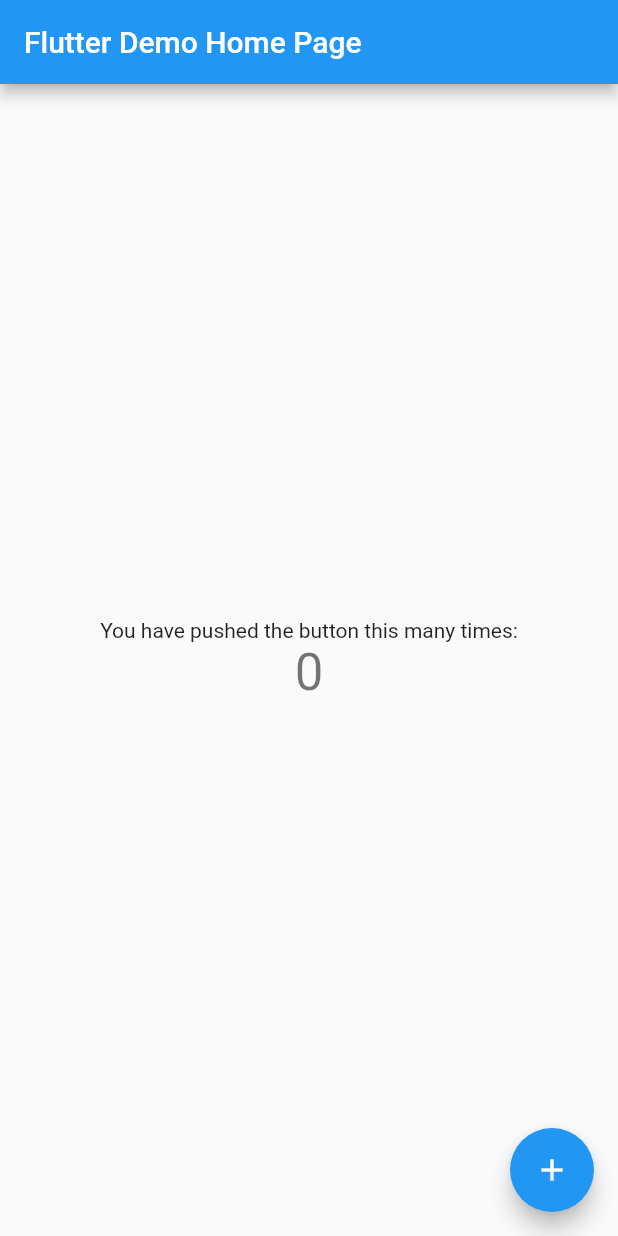
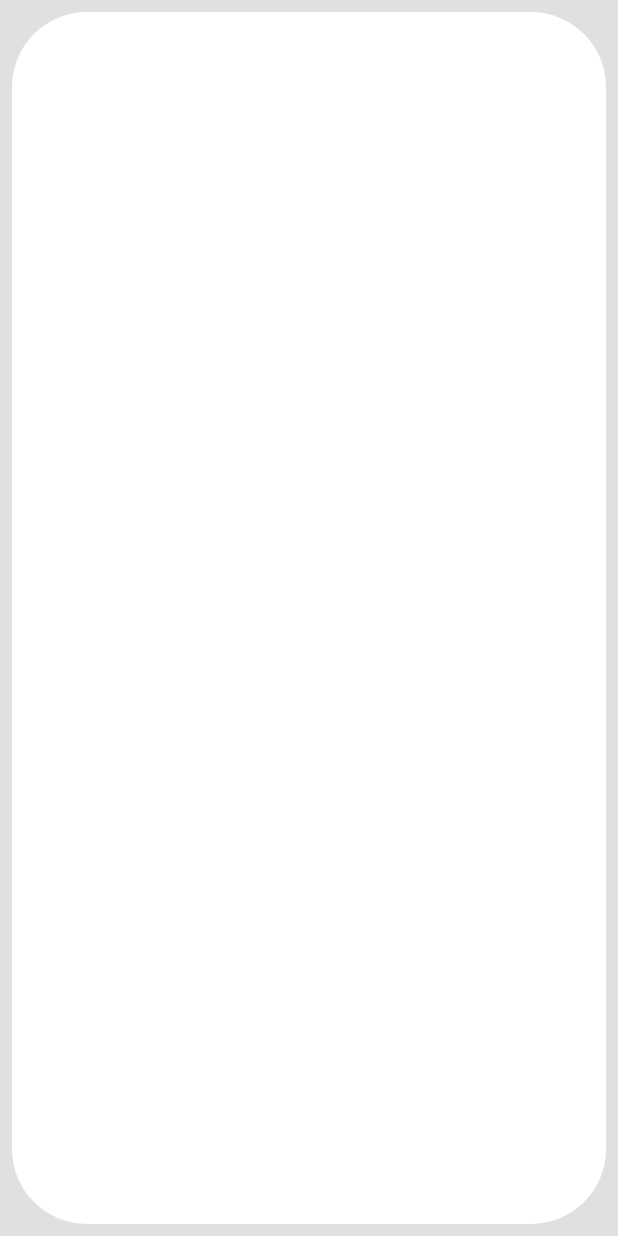
Before and after one commit to vmgarciahurtado/flutter-basic-tests, a Flutter app: the screen it shows after launch, on a phone screen of 412 x 824 dp. Run offline on Flutter 3.47's test engine with Material 2 defaults, Android fonts, the phone set to English and light mode, and no system bars; our stand-ins replace get.

Commit message:
create screens and project structure

```diff
--- /dev/null
+++ b/lib/calculator/presentation/view/calculator_screen.dart
@@ -0,0 +1,34 @@
+import 'package:flutter/material.dart';
+
+class CalculatorScreen extends StatelessWidget {
+  const CalculatorScreen({super.key});
+
+  @override
+  Widget build(BuildContext context) {
+    return Scaffold(
+      extendBody: false,
+      body: SafeArea(
+        child: Container(
+          color: Colors.grey.shade300,
+          child: Padding(
+            padding: const EdgeInsets.all(8.0),
+            child: Container(
+              decoration: const BoxDecoration(
+                color: Colors.white,
+                shape: BoxShape.rectangle,
+                borderRadius: BorderRadius.all(
+                  Radius.circular(50),
+                ),
+              ),
+              child: Center(
+                child: Column(
+                  children: [],
+                ),
+              ),
+            ),
+          ),
+        ),
+      ),
+    );
+  }
+}
--- /dev/null
+++ b/lib/calculator/presentation/view_model/calculator_vm.dart
@@ -0,0 +1,6 @@
+import 'package:flutter/material.dart';
+import 'package:get/get.dart';
+
+class CalculatorViewModel extends GetxController {
+  TextEditingController textController = TextEditingController();
+}
--- /dev/null
+++ b/lib/calculator_history/presentation/view/calculator_history_screen.dart
@@ -0,0 +1,10 @@
+import 'package:flutter/material.dart';
+
+class CalculatorHistoryScreen extends StatelessWidget {
+  const CalculatorHistoryScreen({super.key});
+
+  @override
+  Widget build(BuildContext context) {
+    return Container();
+  }
+}
--- a/lib/main.dart
+++ b/lib/main.dart
@@ -1,4 +1,7 @@
 import 'package:flutter/material.dart';
+import 'package:flutter_tests/calculator/presentation/view/calculator_screen.dart';
+import 'package:flutter_tests/calculator_history/presentation/view/calculator_history_screen.dart';
+import 'package:get/get.dart';
 
 void main() => runApp(const MyApp());
 
@@ -8,105 +11,17 @@ class MyApp extends StatelessWidget {
   // This widget is the root of your application.
   @override
   Widget build(BuildContext context) {
-    return MaterialApp(
+    return GetMaterialApp(
+      debugShowCheckedModeBanner: false,
       title: 'Flutter Demo',
       theme: ThemeData(
-        // This is the theme of your application.
-        //
-        // Try running your application with "flutter run". You'll see the
-        // application has a blue toolbar. Then, without quitting the app, try
-        // changing the primarySwatch below to Colors.green and then invoke
-        // "hot reload" (press "r" in the console where you ran "flutter run",
-        // or press Run > Flutter Hot Reload in a Flutter IDE). Notice that the
-        // counter didn't reset back to zero; the application is not restarted.
         primarySwatch: Colors.blue,
       ),
-      home: const MyHomePage(title: 'Flutter Demo Home Page'),
+      routes: {
+        'calculator': (_) => CalculatorScreen(),
+        'history': (_) => CalculatorHistoryScreen()
+      },
+      initialRoute: 'calculator',
     );
   }
 }
-
-class MyHomePage extends StatefulWidget {
-  const MyHomePage({super.key, required this.title});
-
-  // This widget is the home page of your application. It is stateful, meaning
-  // that it has a State object (defined below) that contains fields that affect
-  // how it looks.
-
-  // This class is the configuration for the state. It holds the values (in this
-  // case the title) provided by the parent (in this case the App widget) and
-  // used by the build method of the State. Fields in a Widget subclass are
-  // always marked "final".
-
-  final String title;
-
-  @override
-  State<MyHomePage> createState() => _MyHomePageState();
-}
-
-class _MyHomePageState extends State<MyHomePage> {
-  int _counter = 0;
-
-  void _incrementCounter() {
-    setState(() {
-      // This call to setState tells the Flutter framework that something has
-      // changed in this State, which causes it to rerun the build method below
-      // so that the display can reflect the updated values. If we changed
-      // _counter without calling setState(), then the build method would not be
-      // called again, and so nothing would appear to happen.
-      _counter++;
-    });
-  }
-
-  @override
-  Widget build(BuildContext context) {
-    // This method is rerun every time setState is called, for instance as done
-    // by the _incrementCounter method above.
-    //
-    // The Flutter framework has been optimized to make rerunning build methods
-    // fast, so that you can just rebuild anything that needs updating rather
-    // than having to individually change instances of widgets.
-    return Scaffold(
-      appBar: AppBar(
-        // Here we take the value from the MyHomePage object that was created by
-        // the App.build method, and use it to set our appbar title.
-        title: Text(widget.title),
-      ),
-      body: Center(
-        // Center is a layout widget. It takes a single child and positions it
-        // in the middle of the parent.
-        child: Column(
-          // Column is also a layout widget. It takes a list of children and
-          // arranges them vertically. By default, it sizes itself to fit its
-          // children horizontally, and tries to be as tall as its parent.
-          //
-          // Invoke "debug painting" (press "p" in the console, choose the
-          // "Toggle Debug Paint" action from the Flutter Inspector in Android
-          // Studio, or the "Toggle Debug Paint" command in Visual Studio Code)
-          // to see the wireframe for each widget.
-          //
-          // Column has various properties to control how it sizes itself and
-          // how it positions its children. Here we use mainAxisAlignment to
-          // center the children vertically; the main axis here is the vertical
-          // axis because Columns are vertical (the cross axis would be
-          // horizontal).
-          mainAxisAlignment: MainAxisAlignment.center,
-          children: <Widget>[
-            const Text(
-              'You have pushed the button this many times:',
-            ),
-            Text(
-              '$_counter',
-              style: Theme.of(context).textTheme.headline4,
-            ),
-          ],
-        ),
-      ),
-      floatingActionButton: FloatingActionButton(
-        onPressed: _incrementCounter,
-        tooltip: 'Increment',
-        child: const Icon(Icons.add),
-      ), // This trailing comma makes auto-formatting nicer for build methods.
-    );
-  }
-}
```
Also changed, not shown: pubspec.yaml (+8 -2 lines), pubspec.lock.
